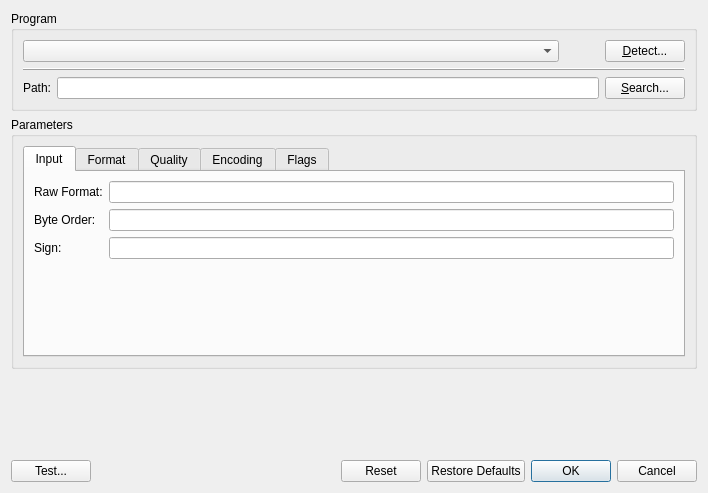
Before: the Qt Designer form plugins/codec_mp3/MP3EncoderDialogBase.ui in KDE/kwave, drawn with Qt 5.
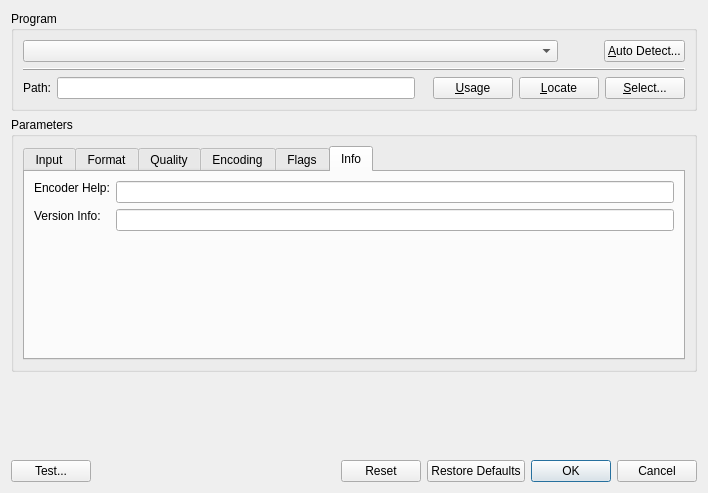
After: the same form once the commit is applied. The open tabs and pages were chosen to show the change.

Commit message: MP3 encoder setup: added functions for test, auto-detect and help

Patch:
```diff
--- a/plugins/codec_mp3/MP3EncoderDialogBase.ui
+++ b/plugins/codec_mp3/MP3EncoderDialogBase.ui
@@ -32,14 +32,7 @@
       <string>Program</string>
      </property>
      <layout class="QGridLayout" name="gridLayout_2">
-      <item row="2" column="0">
-       <widget class="QLabel" name="lblPath">
-        <property name="text">
-         <string>Path:</string>
-        </property>
-       </widget>
-      </item>
-      <item row="1" column="0" colspan="3">
+      <item row="1" column="0" colspan="7">
        <widget class="QFrame" name="frame">
         <property name="sizePolicy">
          <sizepolicy hsizetype="MinimumExpanding" vsizetype="Fixed">
@@ -55,27 +48,14 @@
         </property>
        </widget>
       </item>
-      <item row="2" column="2">
+      <item row="2" column="6">
        <widget class="QPushButton" name="btSearch">
         <property name="text">
-         <string>&amp;Search...</string>
+         <string>&amp;Select...</string>
         </property>
        </widget>
       </item>
-      <item row="2" column="1">
-       <widget class="QLineEdit" name="edPath">
-        <property name="sizePolicy">
-         <sizepolicy hsizetype="Expanding" vsizetype="Fixed">
-          <horstretch>100</horstretch>
-          <verstretch>0</verstretch>
-         </sizepolicy>
-        </property>
-        <property name="text">
-         <string/>
-        </property>
-       </widget>
-      </item>
-      <item row="0" column="0" colspan="3">
+      <item row="0" column="0" colspan="7">
        <layout class="QHBoxLayout" name="horizontalLayout_3" stretch="1,0,0">
         <item>
          <widget class="QComboBox" name="cbProgram"/>
@@ -99,12 +79,46 @@
         <item>
          <widget class="QPushButton" name="btDetect">
           <property name="text">
-           <string>&amp;Detect...</string>
+           <string>&amp;Auto Detect...</string>
           </property>
          </widget>
         </item>
        </layout>
       </item>
+      <item row="2" column="4">
+       <widget class="QPushButton" name="btEncoderHelp">
+        <property name="text">
+         <string>&amp;Usage</string>
+        </property>
+       </widget>
+      </item>
+      <item row="2" column="1">
+       <widget class="QLineEdit" name="edPath">
+        <property name="sizePolicy">
+         <sizepolicy hsizetype="Expanding" vsizetype="Fixed">
+          <horstretch>100</horstretch>
+          <verstretch>0</verstretch>
+         </sizepolicy>
+        </property>
+        <property name="text">
+         <string/>
+        </property>
+       </widget>
+      </item>
+      <item row="2" column="0">
+       <widget class="QLabel" name="lblPath">
+        <property name="text">
+         <string>Path:</string>
+        </property>
+       </widget>
+      </item>
+      <item row="2" column="5">
+       <widget class="QPushButton" name="btLocate">
+        <property name="text">
+         <string>&amp;Locate</string>
+        </property>
+       </widget>
+      </item>
      </layout>
     </widget>
    </item>
@@ -130,19 +144,6 @@
           <string>Input</string>
          </attribute>
          <layout class="QGridLayout" name="gridLayout">
-          <item row="3" column="2">
-           <spacer name="verticalSpacer_4">
-            <property name="orientation">
-             <enum>Qt::Vertical</enum>
-            </property>
-            <property name="sizeHint" stdset="0">
-             <size>
-              <width>20</width>
-              <height>85</height>
-             </size>
-            </property>
-           </spacer>
-          </item>
           <item row="2" column="0" colspan="2">
            <widget class="QLabel" name="lblSign">
             <property name="text">
@@ -188,6 +189,19 @@
             </property>
            </widget>
           </item>
+          <item row="3" column="2">
+           <spacer name="verticalSpacer_4">
+            <property name="orientation">
+             <enum>Qt::Vertical</enum>
+            </property>
+            <property name="sizeHint" stdset="0">
+             <size>
+              <width>20</width>
+              <height>85</height>
+             </size>
+            </property>
+           </spacer>
+          </item>
           <item row="0" column="0" colspan="2">
            <widget class="QLabel" name="lblRawFormat">
             <property name="text">
@@ -842,6 +856,90 @@
           </item>
          </layout>
         </widget>
+        <widget class="QWidget" name="tab">
+         <attribute name="title">
+          <string>Info</string>
+         </attribute>
+         <layout class="QGridLayout" name="gridLayout_6">
+          <item row="0" column="0">
+           <widget class="QLabel" name="lblHelp">
+            <property name="text">
+             <string>&lt;html&gt;&lt;head/&gt;&lt;body&gt;&lt;p&gt;Encoder Help:&lt;/p&gt;&lt;/body&gt;&lt;/html&gt;</string>
+            </property>
+           </widget>
+          </item>
+          <item row="0" column="1" rowspan="2">
+           <widget class="QLineEdit" name="edEncoderHelp">
+            <property name="sizePolicy">
+             <sizepolicy hsizetype="Expanding" vsizetype="Fixed">
+              <horstretch>100</horstretch>
+              <verstretch>0</verstretch>
+             </sizepolicy>
+            </property>
+            <property name="minimumSize">
+             <size>
+              <width>100</width>
+              <height>0</height>
+             </size>
+            </property>
+            <property name="maximumSize">
+             <size>
+              <width>16777215</width>
+              <height>16777215</height>
+             </size>
+            </property>
+            <property name="text">
+             <string/>
+            </property>
+           </widget>
+          </item>
+          <item row="1" column="0" rowspan="2">
+           <widget class="QLabel" name="lblEncoderInfo">
+            <property name="text">
+             <string>&lt;html&gt;&lt;head/&gt;&lt;body&gt;&lt;p&gt;Version Info:&lt;/p&gt;&lt;/body&gt;&lt;/html&gt;</string>
+            </property>
+           </widget>
+          </item>
+          <item row="3" column="1">
+           <spacer name="verticalSpacer_10">
+            <property name="orientation">
+             <enum>Qt::Vertical</enum>
+            </property>
+            <property name="sizeHint" stdset="0">
+             <size>
+              <width>20</width>
+              <height>116</height>
+             </size>
+            </property>
+           </spacer>
+          </item>
+          <item row="2" column="1">
+           <widget class="QLineEdit" name="edVersionInfo">
+            <property name="sizePolicy">
+             <sizepolicy hsizetype="Expanding" vsizetype="Fixed">
+              <horstretch>100</horstretch>
+              <verstretch>0</verstretch>
+             </sizepolicy>
+            </property>
+            <property name="minimumSize">
+             <size>
+              <width>100</width>
+              <height>0</height>
+             </size>
+            </property>
+            <property name="maximumSize">
+             <size>
+              <width>16777215</width>
+              <height>16777215</height>
+             </size>
+            </property>
+            <property name="text">
+             <string/>
+            </property>
+           </widget>
+          </item>
+         </layout>
+        </widget>
        </widget>
       </item>
      </layout>
```
Left out of the diff: 4 changed lines with no effect on the pictures. The commit also changes 5 other files.
